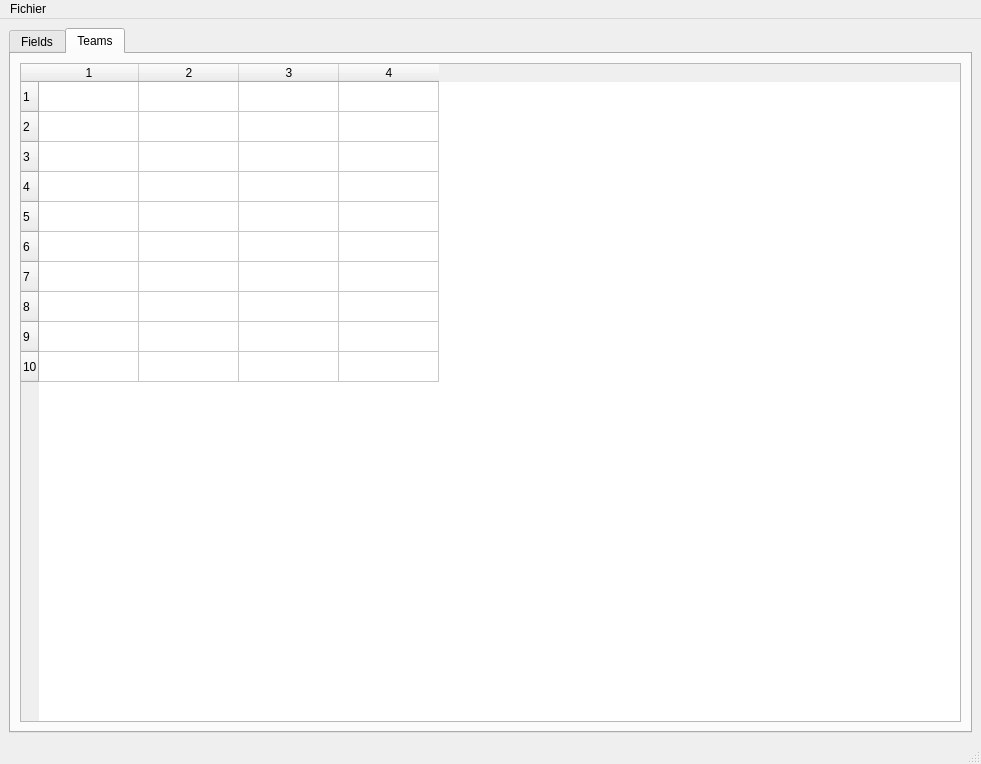
This is Lister/lister.ui in EOued/Projet_Stade as Qt 5 draws it before an edit. The edited form follows.
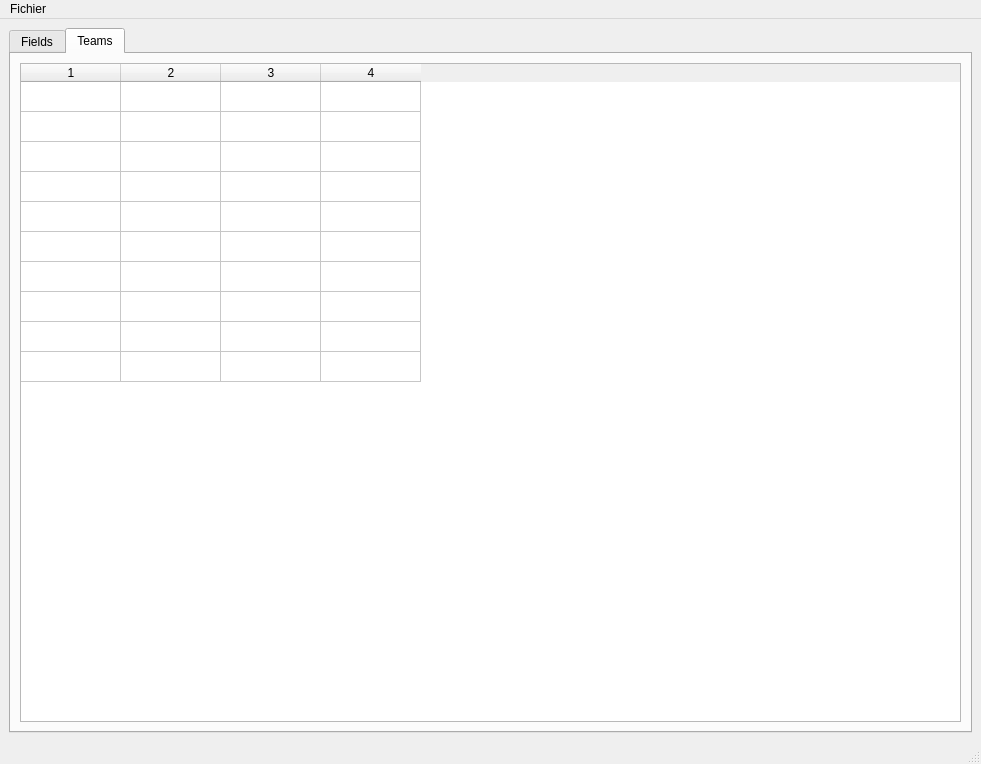
This is the edited form. The open tabs and pages were chosen to show the change.

The edit to the form file:
```diff
--- a/Lister/lister.ui
+++ b/Lister/lister.ui
@@ -120,12 +120,27 @@
        <layout class="QGridLayout" name="gridLayout_3">
         <item row="0" column="0">
          <widget class="QTableWidget" name="teams_table">
+          <property name="sizePolicy">
+           <sizepolicy hsizetype="Ignored" vsizetype="Expanding">
+            <horstretch>2</horstretch>
+            <verstretch>0</verstretch>
+           </sizepolicy>
+          </property>
           <property name="rowCount">
            <number>10</number>
           </property>
           <property name="columnCount">
            <number>4</number>
           </property>
+          <attribute name="horizontalHeaderHighlightSections">
+           <bool>false</bool>
+          </attribute>
+          <attribute name="verticalHeaderVisible">
+           <bool>false</bool>
+          </attribute>
+          <attribute name="verticalHeaderHighlightSections">
+           <bool>false</bool>
+          </attribute>
           <row/>
           <row/>
           <row/>
```
Left out of the diff: 2 changed lines with no effect on the pictures.
